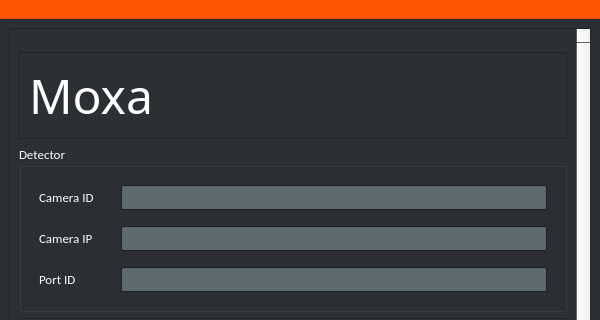
This is UI/Moxa.ui in Hack-n-Chill/ShittyBots as Qt 5 draws it before an edit; both pictures show x 0 to 600 and y 0 to 320 of the 600 by 600 pixel window. The edited form follows.
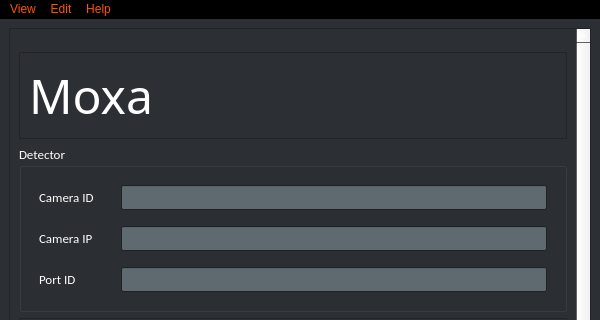
This is the edited form. Icons and pictures are not drawn.

Diff of the .ui file:
```diff
--- a/UI/Moxa.ui
+++ b/UI/Moxa.ui
@@ -1013,7 +1013,7 @@
      <x>0</x>
      <y>0</y>
      <width>600</width>
-     <height>21</height>
+     <height>20</height>
     </rect>
    </property>
    <property name="palette">
@@ -1022,8 +1022,8 @@
       <colorrole role="WindowText">
        <brush brushstyle="SolidPattern">
         <color alpha="255">
-         <red>255</red>
-         <green>85</green>
+         <red>0</red>
+         <green>0</green>
          <blue>0</blue>
         </color>
        </brush>
@@ -1031,8 +1031,8 @@
       <colorrole role="Dark">
        <brush brushstyle="SolidPattern">
         <color alpha="255">
-         <red>255</red>
-         <green>85</green>
+         <red>0</red>
+         <green>0</green>
          <blue>0</blue>
         </color>
        </brush>
@@ -1067,8 +1067,8 @@
       <colorrole role="Window">
        <brush brushstyle="SolidPattern">
         <color alpha="255">
-         <red>255</red>
-         <green>85</green>
+         <red>0</red>
+         <green>0</green>
          <blue>0</blue>
         </color>
        </brush>
@@ -1105,8 +1105,8 @@
       <colorrole role="WindowText">
        <brush brushstyle="SolidPattern">
         <color alpha="255">
-         <red>255</red>
-         <green>85</green>
+         <red>0</red>
+         <green>0</green>
          <blue>0</blue>
         </color>
        </brush>
@@ -1114,8 +1114,8 @@
       <colorrole role="Dark">
        <brush brushstyle="SolidPattern">
         <color alpha="255">
-         <red>255</red>
-         <green>85</green>
+         <red>0</red>
+         <green>0</green>
          <blue>0</blue>
         </color>
        </brush>
@@ -1150,8 +1150,8 @@
       <colorrole role="Window">
        <brush brushstyle="SolidPattern">
         <color alpha="255">
-         <red>255</red>
-         <green>85</green>
+         <red>0</red>
+         <green>0</green>
          <blue>0</blue>
         </color>
        </brush>
@@ -1188,8 +1188,8 @@
       <colorrole role="WindowText">
        <brush brushstyle="SolidPattern">
         <color alpha="255">
-         <red>255</red>
-         <green>85</green>
+         <red>0</red>
+         <green>0</green>
          <blue>0</blue>
         </color>
        </brush>
@@ -1197,8 +1197,8 @@
       <colorrole role="Dark">
        <brush brushstyle="SolidPattern">
         <color alpha="255">
-         <red>255</red>
-         <green>85</green>
+         <red>0</red>
+         <green>0</green>
          <blue>0</blue>
         </color>
        </brush>
@@ -1206,8 +1206,8 @@
       <colorrole role="Text">
        <brush brushstyle="SolidPattern">
         <color alpha="255">
-         <red>255</red>
-         <green>85</green>
+         <red>0</red>
+         <green>0</green>
          <blue>0</blue>
         </color>
        </brush>
@@ -1215,8 +1215,8 @@
       <colorrole role="ButtonText">
        <brush brushstyle="SolidPattern">
         <color alpha="255">
-         <red>255</red>
-         <green>85</green>
+         <red>0</red>
+         <green>0</green>
          <blue>0</blue>
         </color>
        </brush>
@@ -1224,8 +1224,8 @@
       <colorrole role="Base">
        <brush brushstyle="SolidPattern">
         <color alpha="255">
-         <red>255</red>
-         <green>85</green>
+         <red>0</red>
+         <green>0</green>
          <blue>0</blue>
         </color>
        </brush>
@@ -1233,8 +1233,8 @@
       <colorrole role="Window">
        <brush brushstyle="SolidPattern">
         <color alpha="255">
-         <red>255</red>
-         <green>85</green>
+         <red>0</red>
+         <green>0</green>
          <blue>0</blue>
         </color>
        </brush>
```
Left out of the diff: 2 changed lines with no effect on the pictures.
